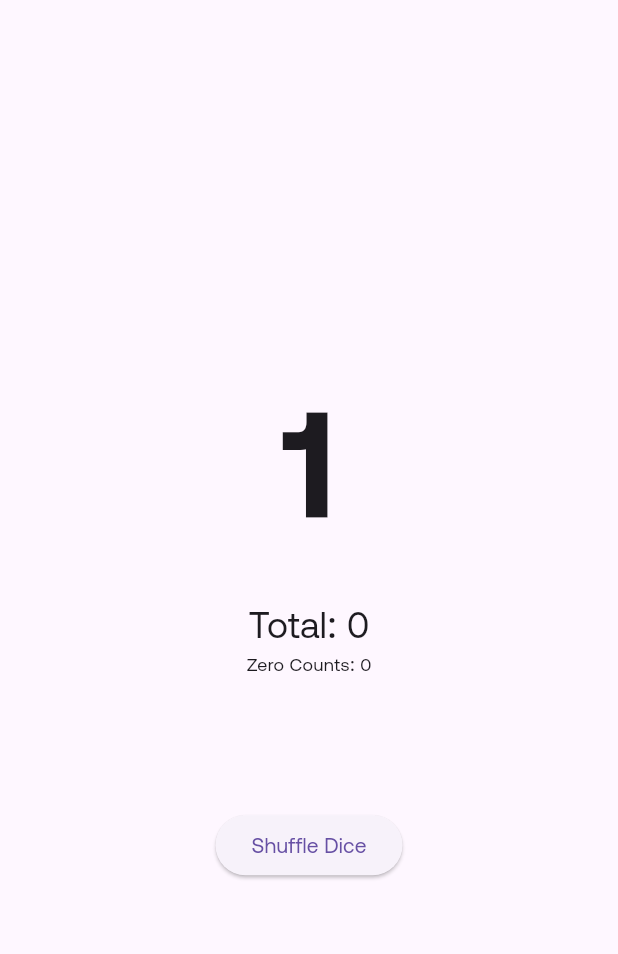
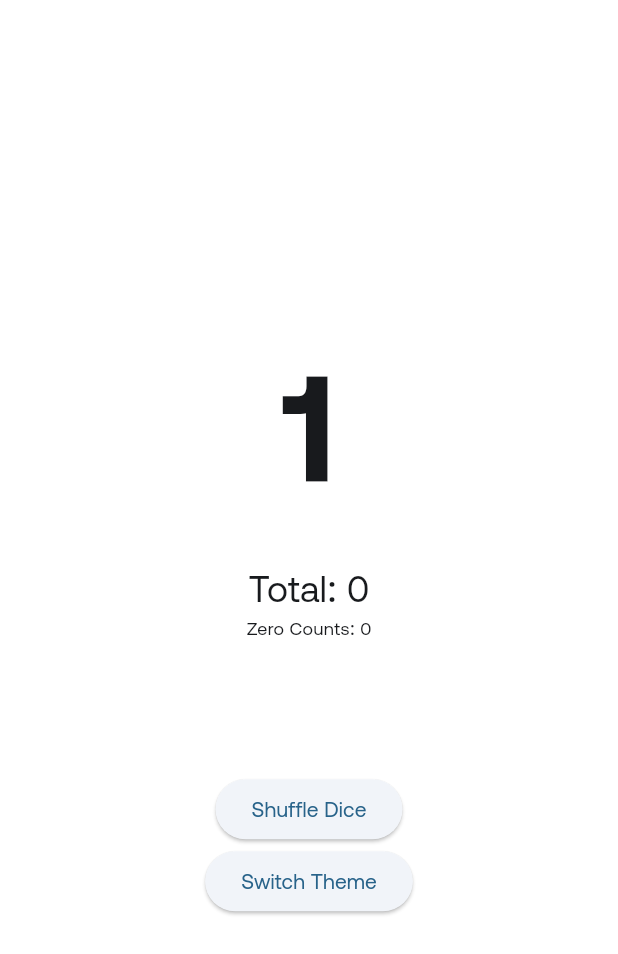
Before and after one commit to m6474n/dsx_app, a Flutter app: the screen it shows after launch, on a phone screen of 412 x 824 dp. Shown: the top 954 px of the screen. Run offline on Flutter 3.47's test engine with Material 3 defaults, Android fonts, the phone set to English and light mode, and no system bars; our stand-ins replace firebase_core, flutter_bloc; accounts and stored records are empty.

Commit message:
Custom Theme Bloc Added

```diff
--- a/lib/bloc/theme/theme_bloc.dart
+++ b/lib/bloc/theme/theme_bloc.dart
@@ -0,0 +1,15 @@
+import 'package:dsx_app/bloc/theme/theme_event.dart';
+import 'package:dsx_app/bloc/theme/theme_state.dart';
+import 'package:flutter_bloc/flutter_bloc.dart';
+
+class ThemeBloc extends Bloc<ThemeEvent,ThemeState>{
+ThemeBloc(): super(const LightMode()){
+  on<ToggleTheme>((event, emit) {
+    if(event.isDark){
+      emit(const DarkMode());
+    }else{
+      emit(const LightMode());
+    }
+  },);
+}
+}
--- a/lib/bloc/theme/theme_event.dart
+++ b/lib/bloc/theme/theme_event.dart
@@ -0,0 +1,8 @@
+abstract class ThemeEvent {}
+
+class ToggleTheme extends ThemeEvent{
+  final bool isDark;
+  ToggleTheme({required this.isDark});
+
+
+}
--- a/lib/bloc/theme/theme_state.dart
+++ b/lib/bloc/theme/theme_state.dart
@@ -0,0 +1,39 @@
+import 'package:flutter/material.dart';
+
+abstract class ThemeState {
+  final Color primaryColor;
+  final Color secondaryColor;
+  final Color textColor;
+  final Color bgColor;
+  final Color borderColor;
+
+  const ThemeState({
+     this.primaryColor =  const Color(0xff506C83),
+     this.secondaryColor = const Color(0xff192229),
+     this.textColor=const Color(0xff181A1D),
+     this.bgColor =Colors.white,
+     this.borderColor=const Color.fromARGB(94, 80, 108, 131),
+  });
+}
+
+class DarkMode extends ThemeState {
+  const DarkMode()
+      : super(
+          primaryColor: const Color(0xff506C83),
+          secondaryColor:const Color(0xff192229),
+          textColor: Colors.white,
+          bgColor: const Color(0xff192229),
+          borderColor:const Color.fromARGB(94, 80, 108, 131),
+        );
+}
+
+class LightMode extends ThemeState {
+  const LightMode()
+      : super(
+          primaryColor: const Color(0xff506C83),
+          secondaryColor:const Color(0xff192229),
+          textColor: const Color(0xff181A1D),
+          bgColor:  Colors.white,
+          borderColor:const Color.fromARGB(94, 80, 108, 131),
+        );
+}
--- a/lib/main.dart
+++ b/lib/main.dart
@@ -1,4 +1,6 @@
 import 'package:dsx_app/bloc/shuffle/shuffle_bloc.dart';
+import 'package:dsx_app/bloc/theme/theme_bloc.dart';
+import 'package:dsx_app/bloc/theme/theme_state.dart';
 import 'package:dsx_app/controller/theme/theme_controller.dart';
 import 'package:dsx_app/firebase_options.dart';
 import 'package:dsx_app/routes/app_routes.dart';
@@ -22,44 +24,55 @@ class MyApp extends StatefulWidget {
   State<MyApp> createState() => _MyAppState();
 }
 
-// TextStyle _style = TextStyle(color: colorManager.textColor);
-
 class _MyAppState extends State<MyApp> {
   @override
   Widget build(BuildContext context) {
     return MultiBlocProvider(
       providers: [
-        BlocProvider(create: (_)=> ShuffleBloc()),
+        BlocProvider(create: (_) => ThemeBloc()),
+        BlocProvider(create: (_) => ShuffleBloc()),
       ],
 
-      child: MaterialApp(
+      child: BlocBuilder<ThemeBloc, ThemeState>(
+        builder: (context, state) {
+          TextStyle _style = TextStyle(color: state.textColor);
+
+          return MaterialApp(
             debugShowCheckedModeBanner: false,
             title: 'Deversol Official App',
+            themeMode: state is DarkMode ? ThemeMode.dark : ThemeMode.light,
+
             theme: ThemeData(
-          // scaffoldBackgroundColor: colorManager.bgColor,
-          // textTheme: TextTheme(
-          //   displayLarge: _style,
-          //   displayMedium: _style,
-          //   displaySmall: _style,
-          //   headlineLarge: _style,
-          //   headlineMedium: _style,
-          //   headlineSmall: _style,
-          //   titleLarge: _style,
-          //   titleMedium: _style,
-          //   titleSmall: _style,
-          //   bodyLarge: _style,
-          //   bodyMedium: _style,
-          //   bodySmall: _style,
-          //   labelLarge: _style,
-          //   labelMedium: _style,
-          //   labelSmall: _style,
-          // ),
+              scaffoldBackgroundColor: state.bgColor,
+              textTheme: TextTheme(
+                displayLarge: _style,
+                displayMedium: _style,
+                displaySmall: _style,
+                headlineLarge: _style,
+                headlineMedium: _style,
+                headlineSmall: _style,
+                titleLarge: _style,
+                titleMedium: _style,
+                titleSmall: _style,
+                bodyLarge: _style,
+                bodyMedium: _style,
+                bodySmall: _style,
+                labelLarge: _style,
+                labelMedium: _style,
+                labelSmall: _style,
+              ),
               fontFamily: 'Aeronik',
-          // colorScheme: ColorScheme.fromSeed(seedColor: colorManager.primaryColor),
+              colorScheme: ColorScheme.fromSeed(
+                seedColor: state.primaryColor,
+                brightness:
+                    state is DarkMode ? Brightness.dark : Brightness.light,
+              ),
             ),
             // initialRoute: AppRoutes.home,
             // getPages: AppRoutes.routes,
             home: HomeScreen(),
+          );
+        },
       ),
     );
   }
--- a/lib/ui/home_screen.dart
+++ b/lib/ui/home_screen.dart
@@ -72,6 +72,9 @@
 import 'package:dsx_app/bloc/shuffle/shuffle_bloc.dart';
 import 'package:dsx_app/bloc/shuffle/shuffle_event.dart';
 import 'package:dsx_app/bloc/shuffle/shuffle_state.dart';
+import 'package:dsx_app/bloc/theme/theme_bloc.dart';
+import 'package:dsx_app/bloc/theme/theme_event.dart';
+import 'package:dsx_app/bloc/theme/theme_state.dart';
 import 'package:flutter/material.dart';
 import 'package:flutter_bloc/flutter_bloc.dart';
 
@@ -80,9 +83,9 @@ class HomeScreen extends StatelessWidget {
 
   @override
   Widget build(BuildContext context) {
-    final diceBloc = context.read<ShuffleBloc> ();
+    final diceBloc = context.read<ShuffleBloc>();
     return Scaffold(
-      body: BlocBuilder<ShuffleBloc,ShuffleState>(
+      body: BlocBuilder<ShuffleBloc, ShuffleState>(
         builder: (context, state) {
           return Center(
             child: Column(
@@ -91,11 +94,16 @@ class HomeScreen extends StatelessWidget {
               children: [
                 AnimatedSwitcher(
                   duration: Duration(milliseconds: 200),
-                  transitionBuilder: (child, anim) => ScaleTransition(scale: anim, child: child),
+                  transitionBuilder:
+                      (child, anim) =>
+                          ScaleTransition(scale: anim, child: child),
                   child: Text(
                     '${state.currentNumber}',
                     key: ValueKey(state.currentNumber),
-                    style: TextStyle(fontSize: 100, fontWeight: FontWeight.bold),
+                    style: TextStyle(
+                      fontSize: 100,
+                      fontWeight: FontWeight.bold,
+                    ),
                   ),
                 ),
                 SizedBox(height: 20),
@@ -113,22 +121,43 @@ class HomeScreen extends StatelessWidget {
                   style: TextStyle(fontSize: 20, color: Colors.blueAccent),
                 ),
                 SizedBox(height: 50),
-                state.status.isEmpty?
-                ElevatedButton(
-                  onPressed: state.isShuffling
-            ? null
-            : () {
-                context.read<ShuffleBloc>().add(StartShuffling());
-              },
-                  child: Text(state.isShuffling ? "Shuffling..." : "Shuffle Dice"),
-                ):
-                ElevatedButton(onPressed: (){
-            context.read<ShuffleBloc>().add(ResetShuffle());
-;                }, child: Text('Try Again'))
-              ]),
+                state.status.isEmpty
+                    ? ElevatedButton(
+                      onPressed:
+                          state.isShuffling
+                              ? null
+                              : () {
+                                context.read<ShuffleBloc>().add(
+                                  StartShuffling(),
+                                );
+                              },
+                      child: Text(
+                        state.isShuffling ? "Shuffling..." : "Shuffle Dice",
+                      ),
+                    )
+                    : ElevatedButton(
+                      onPressed: () {
+                        context.read<ShuffleBloc>().add(ResetShuffle());
+                        ;
+                      },
+                      child: Text('Try Again'),
+                    ),
+                     BlocBuilder<ThemeBloc, ThemeState>(
+                       builder: (context, state) {
+                        final isDark = state is DarkMode;
+                         return ElevatedButton(
+                          onPressed: () {
+                            context.read<ThemeBloc>().add(ToggleTheme(isDark: !isDark));
+                            ;
+                          },
+                          child: Text('Switch Theme'),
+                                             );
+                       }
+                     ),
+              ],
+            ),
           );
-
-        }
+        },
       ),
     );
   }
```
Lines whose indentation alone changed are shown as unchanged.
